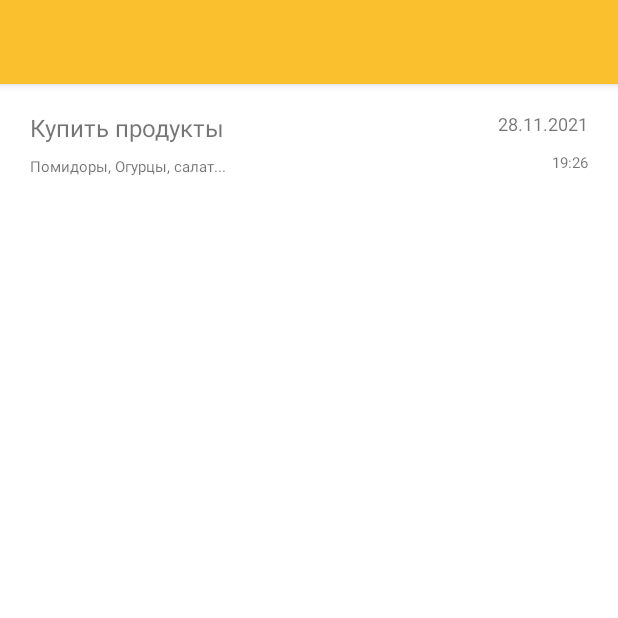
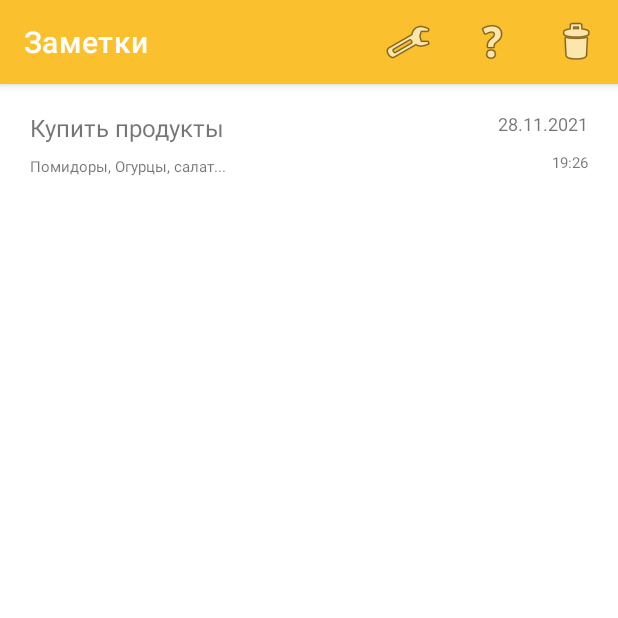
Before and after one commit to Barimda/Anroid_Notes, an Android app: the screen it shows after launch (MainActivity), on a phone screen of 412 x 824 dp, the top half of it. Run offline under Robolectric (Android 15) with nearby library versions, the phone set to English and light mode, and no system bars.

Commit message:
Стандартный ToolBar исправлен на кастомизированный, изменен макет горизонтальной ориентации

```diff
--- a/app/src/main/res/layout-land/activity_main.xml
+++ b/app/src/main/res/layout-land/activity_main.xml
@@ -1,47 +1,59 @@
 <?xml version="1.0" encoding="utf-8"?>
-<androidx.constraintlayout.widget.ConstraintLayout xmlns:android="http://schemas.android.com/apk/res/android"
+<androidx.drawerlayout.widget.DrawerLayout xmlns:android="http://schemas.android.com/apk/res/android"
     xmlns:app="http://schemas.android.com/apk/res-auto"
     xmlns:tools="http://schemas.android.com/tools"
+    android:id="@+id/drawer_layout"
     android:layout_width="match_parent"
     android:layout_height="match_parent"
     tools:context=".MainActivity">
 
-    <LinearLayout
-        android:id="@+id/linearLayout"
+    <androidx.constraintlayout.widget.ConstraintLayout
         android:layout_width="match_parent"
-        android:layout_height="match_parent"
-        android:background="@color/sand"
-        android:gravity="center">
+        android:layout_height="match_parent">
 
-        <ImageView
-            android:layout_width="wrap_content"
+        <com.google.android.material.appbar.AppBarLayout
+            android:id="@+id/appNavBarLayout"
+            android:layout_width="match_parent"
             android:layout_height="wrap_content"
-            app:srcCompat="@drawable/ic_launcher_foreground" />
+            app:layout_constraintEnd_toEndOf="parent"
+            app:layout_constraintStart_toStartOf="parent"
+            app:layout_constraintTop_toTopOf="parent">
 
-        <TextView
-            android:layout_width="wrap_content"
-            android:layout_height="wrap_content"
-            android:text="@string/app_name"
-            android:textSize="@dimen/splashScreenNotesText" />
-    </LinearLayout>
+            <androidx.appcompat.widget.Toolbar
+                android:id="@+id/toolbar"
+                android:layout_width="match_parent"
+                android:layout_height="?attr/actionBarSize"
+                android:background="?attr/colorPrimary"
+                app:menu="@menu/activity_main_menu"
+                app:subtitleTextColor="@color/white"
+                app:title="@string/app_name"
+                app:titleTextColor="@color/white" />
+        </com.google.android.material.appbar.AppBarLayout>
 
         <FrameLayout
             android:id="@+id/notes_list"
             android:layout_width="@dimen/zero"
             android:layout_height="@dimen/zero"
-        app:layout_constraintHorizontal_weight="1"
             app:layout_constraintBottom_toBottomOf="parent"
-        app:layout_constraintEnd_toStartOf="@+id/note_details"
+            app:layout_constraintEnd_toEndOf="parent"
             app:layout_constraintStart_toStartOf="parent"
-        app:layout_constraintTop_toTopOf="parent" />
-
+            app:layout_constraintTop_toBottomOf="@+id/appNavBarLayout" />
         <FrameLayout
             android:id="@+id/note_details"
             android:layout_width="@dimen/zero"
             android:layout_height="@dimen/zero"
-        app:layout_constraintHorizontal_weight="2"
             app:layout_constraintBottom_toBottomOf="parent"
             app:layout_constraintEnd_toEndOf="parent"
-        app:layout_constraintStart_toEndOf="@id/notes_list"
-        app:layout_constraintTop_toTopOf="parent" />
+            app:layout_constraintStart_toStartOf="parent"
+            app:layout_constraintTop_toBottomOf="@+id/appNavBarLayout" />
     </androidx.constraintlayout.widget.ConstraintLayout>
+
+    <com.google.android.material.navigation.NavigationView
+        android:id="@+id/navigation_view"
+        android:layout_width="wrap_content"
+        android:layout_height="match_parent"
+        android:layout_gravity="start"
+        app:headerLayout="@layout/activity_main_menu_header"
+        app:menu="@menu/activity_main_menu" />
+
+</androidx.drawerlayout.widget.DrawerLayout>
--- a/app/src/main/res/layout/activity_main.xml
+++ b/app/src/main/res/layout/activity_main.xml
@@ -5,30 +5,29 @@
     android:id="@+id/drawer_layout"
     android:layout_width="match_parent"
     android:layout_height="match_parent"
-    tools:context=".MainActivity"
-    >
+    tools:context=".MainActivity">
 
     <androidx.constraintlayout.widget.ConstraintLayout
         android:layout_width="match_parent"
         android:layout_height="match_parent">
 
         <com.google.android.material.appbar.AppBarLayout
-            android:id="@+id/appBarLayout"
+            android:id="@+id/appNavBarLayout"
             android:layout_width="match_parent"
             android:layout_height="wrap_content"
             app:layout_constraintEnd_toEndOf="parent"
             app:layout_constraintStart_toStartOf="parent"
             app:layout_constraintTop_toTopOf="parent">
 
-            <Toolbar
+            <androidx.appcompat.widget.Toolbar
                 android:id="@+id/toolbar"
                 android:layout_width="match_parent"
                 android:layout_height="?attr/actionBarSize"
                 android:background="?attr/colorPrimary"
-                app:subtitle="Main screen"
-                app:subtitleTextColor="@color/teal_200"
+                app:menu="@menu/activity_main_menu"
+                app:subtitleTextColor="@color/white"
                 app:title="@string/app_name"
-                app:titleTextColor="@color/teal_200"/>
+                app:titleTextColor="@color/white" />
         </com.google.android.material.appbar.AppBarLayout>
 
         <FrameLayout
@@ -38,7 +37,7 @@
             app:layout_constraintBottom_toBottomOf="parent"
             app:layout_constraintEnd_toEndOf="parent"
             app:layout_constraintStart_toStartOf="parent"
-            app:layout_constraintTop_toBottomOf="@+id/appBarLayout" />
+            app:layout_constraintTop_toBottomOf="@+id/appNavBarLayout" />
     </androidx.constraintlayout.widget.ConstraintLayout>
 
     <com.google.android.material.navigation.NavigationView
```
Lines whose indentation alone changed are shown as unchanged.
